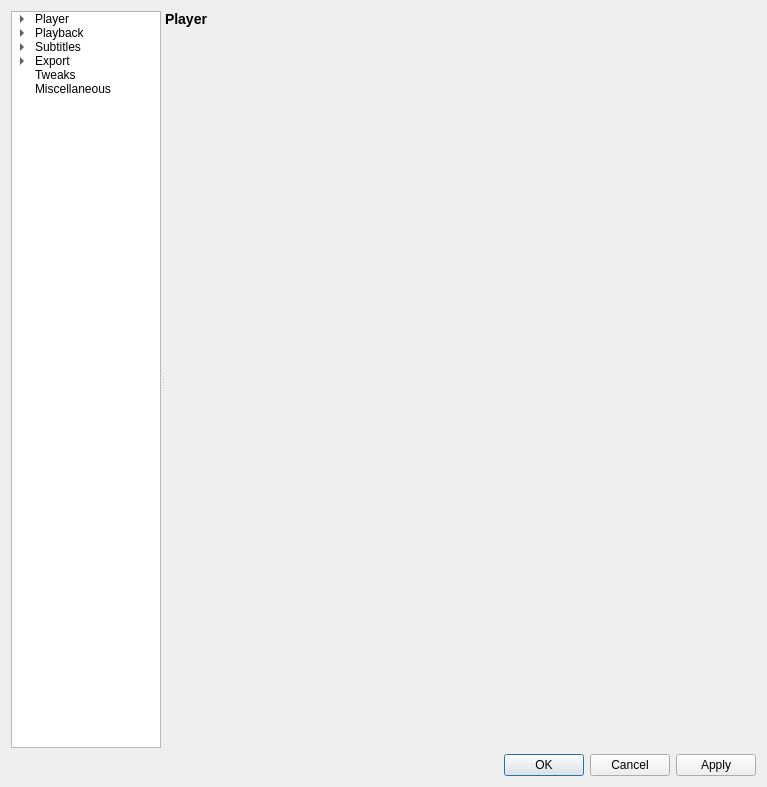
mpc-qt/mpc-qt, file settingswindow.ui: the form before one commit.
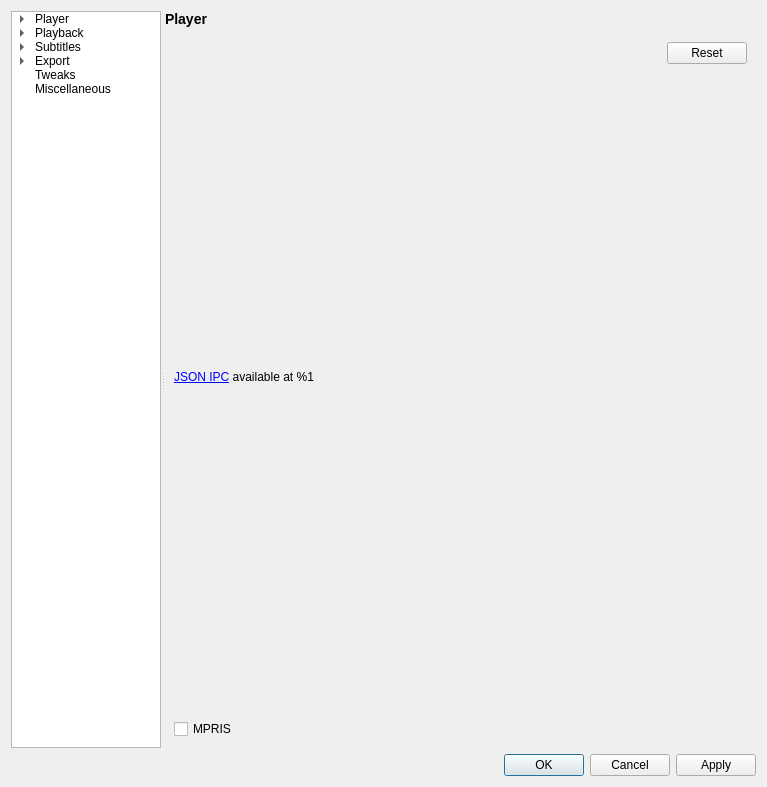
The form after the commit. The open tabs and pages were chosen to show the change.

Commit message:
settingswindow: add bottom of keys page
The server name came out of the helpers module, so that and main.cpp was
changed too.

Yes I hope to implement MPRIS one day through a gigantic amount of
boilerplate.

Diff of the .ui file:
```diff
--- a/settingswindow.ui
+++ b/settingswindow.ui
@@ -398,7 +398,57 @@
           </layout>
          </widget>
          <widget class="QWidget" name="keysPage">
-          <layout class="QVBoxLayout" name="verticalLayout_9"/>
+          <layout class="QVBoxLayout" name="verticalLayout_9" stretch="1,0">
+           <item>
+            <layout class="QVBoxLayout" name="keysHost"/>
+           </item>
+           <item>
+            <layout class="QHBoxLayout" name="horizontalLayout_20" stretch="1,0">
+             <item>
+              <layout class="QVBoxLayout" name="verticalLayout_43">
+               <item>
+                <widget class="QLabel" name="ipcNotice">
+                 <property name="text">
+                  <string>&lt;a href=&quot;https://github.com/cmdrkotori/mpc-qt/blob/master/DOCS/ipc.md&quot;&gt;JSON IPC&lt;/a&gt; available at %1</string>
+                 </property>
+                </widget>
+               </item>
+               <item>
+                <widget class="QCheckBox" name="keysMpris">
+                 <property name="text">
+                  <string>MPRIS</string>
+                 </property>
+                </widget>
+               </item>
+              </layout>
+             </item>
+             <item>
+              <layout class="QVBoxLayout" name="verticalLayout_44">
+               <item>
+                <widget class="QPushButton" name="keysReset">
+                 <property name="text">
+                  <string>Reset</string>
+                 </property>
+                </widget>
+               </item>
+               <item>
+                <spacer name="verticalSpacer_13">
+                 <property name="orientation">
+                  <enum>Qt::Vertical</enum>
+                 </property>
+                 <property name="sizeHint" stdset="0">
+                  <size>
+                   <width>20</width>
+                   <height>0</height>
+                  </size>
+                 </property>
+                </spacer>
+               </item>
+              </layout>
+             </item>
+            </layout>
+           </item>
+          </layout>
          </widget>
          <widget class="QWidget" name="logoPage">
           <layout class="QVBoxLayout" name="verticalLayout_10" stretch="1,0">
```
Left out of the diff: 2 changed lines with no effect on the pictures. The commit also changes 5 other files.
